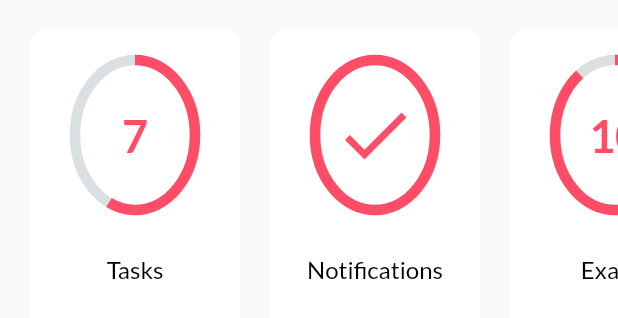
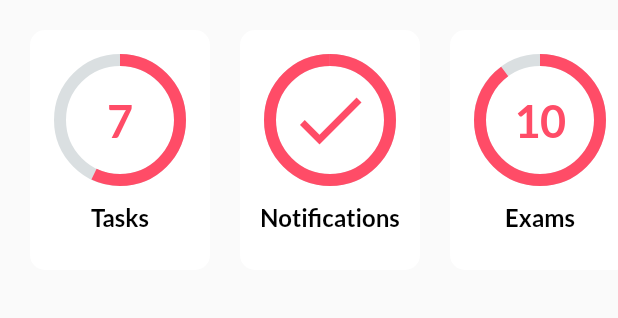
Before and after one commit to openmindsclub/Student-App, a Flutter app: the CategoryScroller widget shown alone on an empty page, opened directly, on a phone screen of 412 x 824 dp. Shown: the top 318 px of the screen. Run offline on Flutter 3.47's test engine with Material 2 defaults, Android fonts, the phone set to English and light mode, and no system bars.

Commit message:
modifie width height pading dashboard

```diff
--- a/lib/menu_elements/category_scroller.dart
+++ b/lib/menu_elements/category_scroller.dart
@@ -16,19 +16,19 @@ class _CategoryScrollerState extends State<CategoryScroller> {
 
   Widget activityTemplate(singleActivity) {
     return Container(
-      width: 140,
+      width: 120,
       margin: EdgeInsets.only(right: 20),
-      height: 200,
+      height: 160,
       decoration: BoxDecoration(
           color: Colors.white,
           borderRadius: BorderRadius.all(Radius.circular(10.0))),
       child: Padding(
-        padding: const EdgeInsets.all(20.0),
+        padding: const EdgeInsets.fromLTRB(5.0, 20.0, 5.0, 10.0),
         child: Column(
           crossAxisAlignment: CrossAxisAlignment.center,
           children: <Widget>[
             SizedBox(
-              height: 100,
+              height: 80,
               width: 80,
               child: Stack(
                 fit: StackFit.expand,
@@ -36,7 +36,7 @@ class _CategoryScrollerState extends State<CategoryScroller> {
                   CircularProgressIndicator(
                     value: singleActivity.done / singleActivity.totalActivities,
                     backgroundColor:  Color(0xffDADFE1),
-                    strokeWidth: 7.0,
+                    strokeWidth: 8.0,
                     valueColor: new AlwaysStoppedAnimation<Color>(
                         Color(0xffFF4C67)),
                   ),
@@ -45,11 +45,15 @@ class _CategoryScrollerState extends State<CategoryScroller> {
               ),
             ),
             SizedBox(
-              height: 30,
+              height: 15,
             ),
             Text(
               singleActivity.activity,
-              style: TextStyle(fontSize: 16, color: Colors.black),
+              style: TextStyle(
+                fontSize: 16,
+                color: Colors.black,
+                fontWeight: FontWeight.bold,
+              ),
             ),
           ],
         ),
--- a/lib/menu_elements/dashboard.dart
+++ b/lib/menu_elements/dashboard.dart
@@ -31,7 +31,7 @@ class _DashboardState extends State<Dashboard> {
           Column(
             children: [
               Container(
-                padding: EdgeInsets.only(top: 20.0),
+                padding: EdgeInsets.only(top: 5.0),
                 color: Color(0xff43B485),
                 child: Align(
                   alignment: Alignment.bottomLeft,
@@ -52,7 +52,7 @@ class _DashboardState extends State<Dashboard> {
                   color: Color(0xff43B485),
                 ),
                 child: Padding(
-                  padding: EdgeInsets.only(bottom: 10.0),
+                  padding: EdgeInsets.only(bottom: 5.0),
                   child: CategoryScroller(),
                 ),
               ),
@@ -64,7 +64,7 @@ class _DashboardState extends State<Dashboard> {
               child: Column(
                 children: <Widget>[
                   Container(
-                    padding: EdgeInsets.only(top: 10.0),
+                    padding: EdgeInsets.only(top: 10.0, bottom: 10),
                     child: Align(
                       alignment: Alignment.bottomLeft,
                       child: Text(
```
